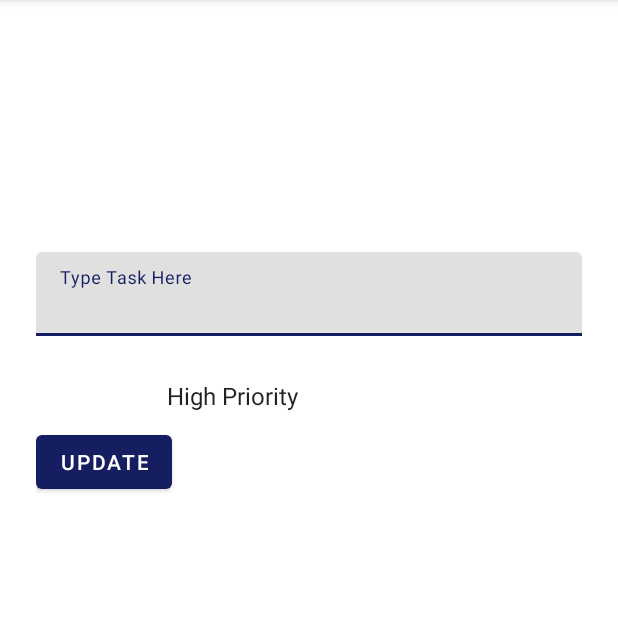
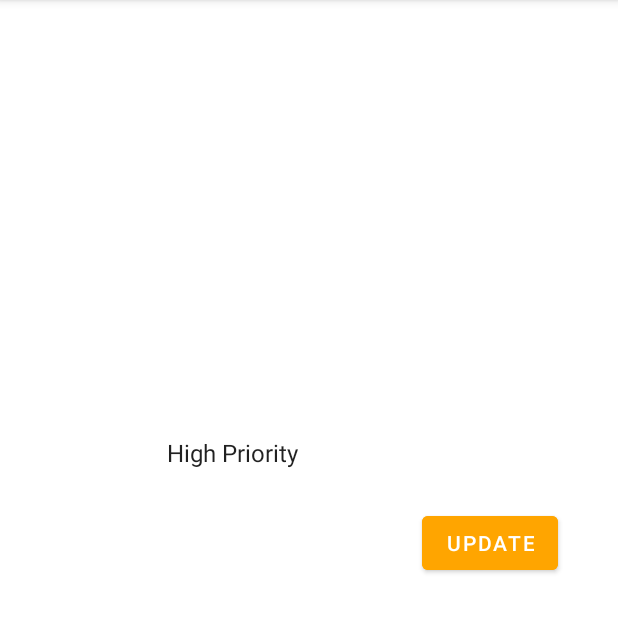
Before and after one commit to giaongo/ToDoTask, an Android app: the fragment UpdateFragment shown on its own in the app's theme, on a phone screen of 412 x 824 dp, the part 84-717 px from its top. Run offline under Robolectric (Android 15) with nearby library versions, the phone set to English and light mode, and no system bars; our stand-ins replace data binding.

Commit message:
Add new strings and style for the text input layout as well as the button

```diff
--- a/app/src/main/res/values/style.xml
+++ b/app/src/main/res/values/style.xml
@@ -1,22 +1,27 @@
 <?xml version="1.0" encoding="utf-8"?>
 <resources>
     <style name="textTask">
-        <item name="color">@color/black</item>
+        <item name="android:textColor">@color/black</item>
         <item name="android:textStyle">bold</item>
         <item name="android:padding">5dp</item>
         <item name="android:textSize">15sp</item>
     </style>
     <style name="text">
+        <item name="android:textColor">@color/black</item>
         <item name="android:padding">5dp</item>
         <item name="android:textSize">12sp</item>
     </style>
-    <style name="Widget.Task.TextInputLayout" parent="Widget.MaterialComponents.TextInputLayout.OutlinedBox">
-        <item name="hintTextAppearance">@style/TextAppearance.Task.TextInputLayout.HintText</item>
-        <item name="hintTextColor">@color/black</item>
-        <item name="android:paddingBottom">8dp</item>
-        <item name="boxStrokeColor">?attr/colorPrimaryDark</item>
+
+    <style name="LoginTextInputLayoutStyle" parent="Widget.MaterialComponents.TextInputLayout.OutlinedBox.Dense">
+        <item name="boxStrokeColor">#fff</item>
+        <item name="android:layout_margin">20dp</item>
+        <item name="android:textColorHint">@color/white</item>
+        <item name="boxStrokeWidth">2dp</item>
+        <item name="hintTextColor">@color/white</item>
     </style>
-    <style name="TextAppearance.Task.TextInputLayout.HintText" parent="TextAppearance.MaterialComponents.Subtitle2">
-        <item name="android:textColor">?android:attr/textColorPrimary</item>
+    <style name="button">
+        <item name="android:layout_margin">16dp</item>
+        <item name="android:layout_gravity">end</item>
+        <item name="android:backgroundTint">@color/orange</item>
     </style>
 </resources>
```
Also changed, not shown: app/src/main/res/values/strings.xml (+6 -2 lines).
